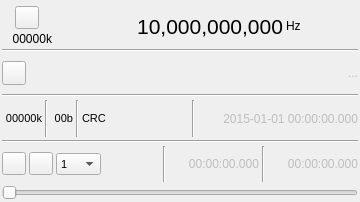
This is plugins/samplesource/fileinput/fileinputgui.ui in f4exb/sdrangel as Qt 5 draws it before an edit. The edited form follows.
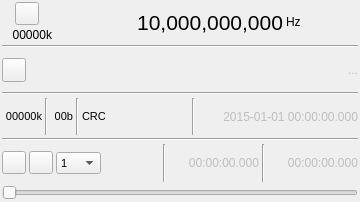
This is the edited form. Icons and pictures are not drawn. Custom widgets are drawn as their Qt base class.

```diff
--- a/plugins/samplesource/fileinput/fileinputgui.ui
+++ b/plugins/samplesource/fileinput/fileinputgui.ui
@@ -11,7 +11,7 @@
    </rect>
   </property>
   <property name="sizePolicy">
-   <sizepolicy hsizetype="Preferred" vsizetype="Maximum">
+   <sizepolicy hsizetype="Fixed" vsizetype="Fixed">
     <horstretch>0</horstretch>
     <verstretch>0</verstretch>
    </sizepolicy>
@@ -19,7 +19,13 @@
   <property name="minimumSize">
    <size>
     <width>360</width>
-    <height>0</height>
+    <height>202</height>
+   </size>
+  </property>
+  <property name="maximumSize">
+   <size>
+    <width>360</width>
+    <height>202</height>
    </size>
   </property>
   <property name="font">
@@ -52,9 +58,6 @@
    </property>
    <item>
     <layout class="QHBoxLayout" name="horizontalLayout_freq">
-     <property name="topMargin">
-      <number>4</number>
-     </property>
      <item>
       <layout class="QVBoxLayout" name="deviceUILayout">
        <item>
```
